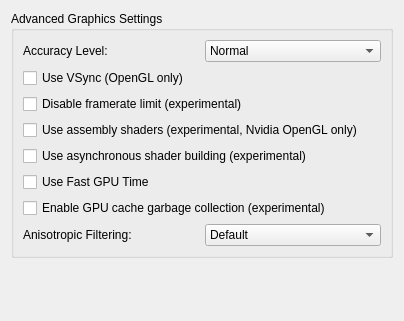
Before: the Qt Designer form src/yuzu/configuration/configure_graphics_advanced.ui in rorrim-rorrim/eden-alt, drawn with Qt 5.
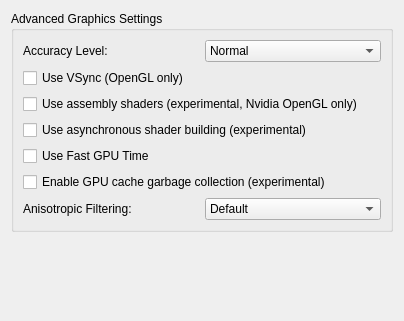
After: the same form once the commit is applied.

Commit message:
settings: Disable FPS unlimit setting between title launches
Some titles crash if the FPS limit is disabled when launching. This change ensures that titles launch with the limit in-place to avoid issues.
In order to simplify the change, the UI toggle was removed as it will always be overridden at launch to be disabled.
The setting can still be toggled during gameplay with the hotkey, and indicated by the fps label in the status bar.

```diff
--- a/src/yuzu/configuration/configure_graphics_advanced.ui
+++ b/src/yuzu/configuration/configure_graphics_advanced.ui
@@ -76,24 +76,6 @@
           </property>
          </widget>
         </item>
-        <item>
-         <widget class="QCheckBox" name="disable_fps_limit">
-          <property name="enabled">
-           <bool>true</bool>
-          </property>
-          <property name="toolTip">
-           <string>
-            &lt;html&gt;&lt;head/&gt;&lt;body&gt;
-            &lt;p&gt;Presents guest frames as they become available, disabling the FPS limit in most titles.&lt;/p&gt;
-            &lt;p&gt;NOTE: Will cause instabilities.&lt;/p&gt;
-            &lt;/body&gt;&lt;/html&gt;
-           </string>
-          </property>
-          <property name="text">
-           <string>Disable framerate limit (experimental)</string>
-          </property>
-         </widget>
-        </item>
         <item>
          <widget class="QCheckBox" name="use_assembly_shaders">
           <property name="toolTip">
```
The commit also changes 5 other files.
